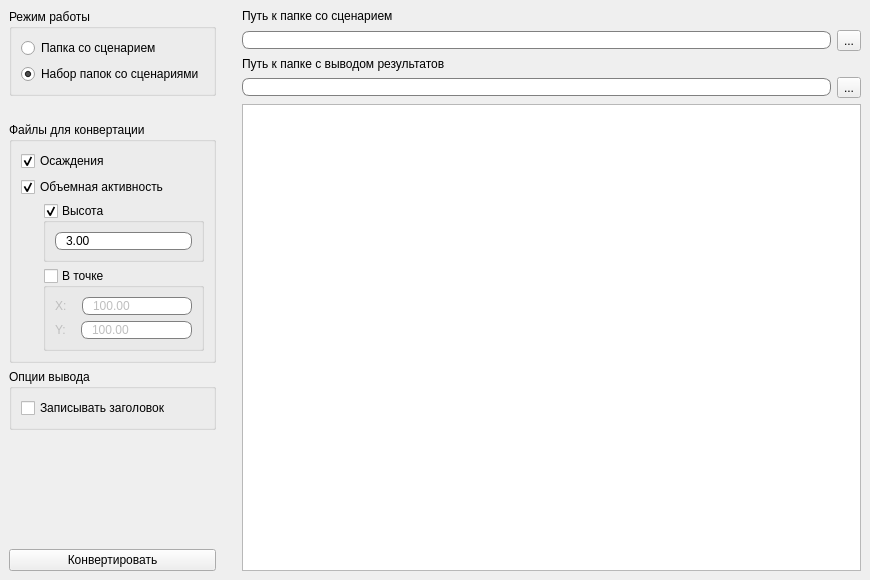
The window that mainwindow.ui (Matr1x9/EASConvert) describes before a commit, drawn with Qt 5.
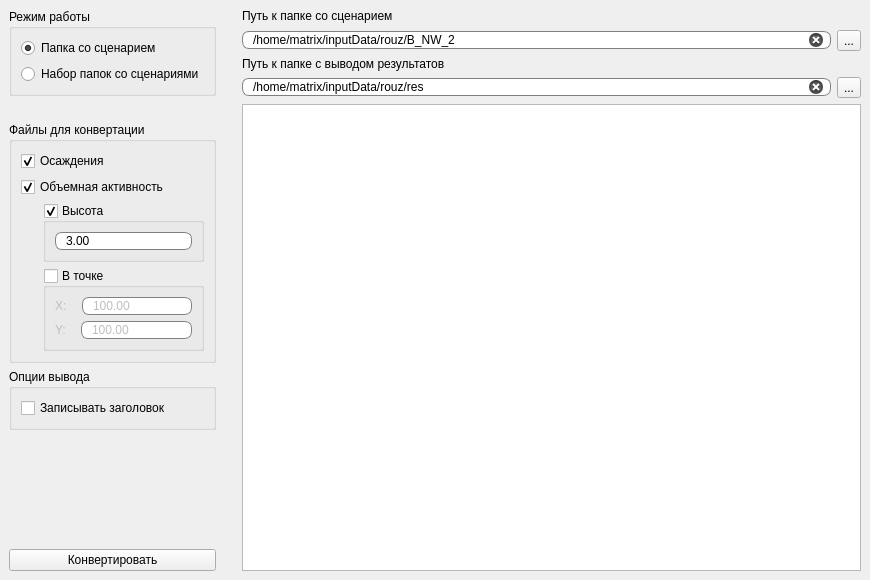
The same window after the commit. Icons and pictures are not drawn.

Commit message: pl reading fixed

```diff
--- a/mainwindow.ui
+++ b/mainwindow.ui
@@ -245,7 +245,7 @@
             <string>Папка со сценарием</string>
            </property>
            <property name="checked">
-            <bool>false</bool>
+            <bool>true</bool>
            </property>
           </widget>
          </item>
@@ -255,7 +255,7 @@
             <string>Набор папок со сценариями</string>
            </property>
            <property name="checked">
-            <bool>true</bool>
+            <bool>false</bool>
            </property>
           </widget>
          </item>
@@ -292,7 +292,7 @@
            <string notr="true"/>
           </property>
           <property name="text">
-           <string/>
+           <string>/home/matrix/inputData/rouz/B_NW_2</string>
           </property>
           <property name="frame">
            <bool>true</bool>
@@ -333,7 +333,7 @@
         <item>
          <widget class="QLineEdit" name="line_outputFolder">
           <property name="text">
-           <string/>
+           <string>/home/matrix/inputData/rouz/res</string>
           </property>
           <property name="frame">
            <bool>true</bool>
```
The commit also changes 2 other files.
